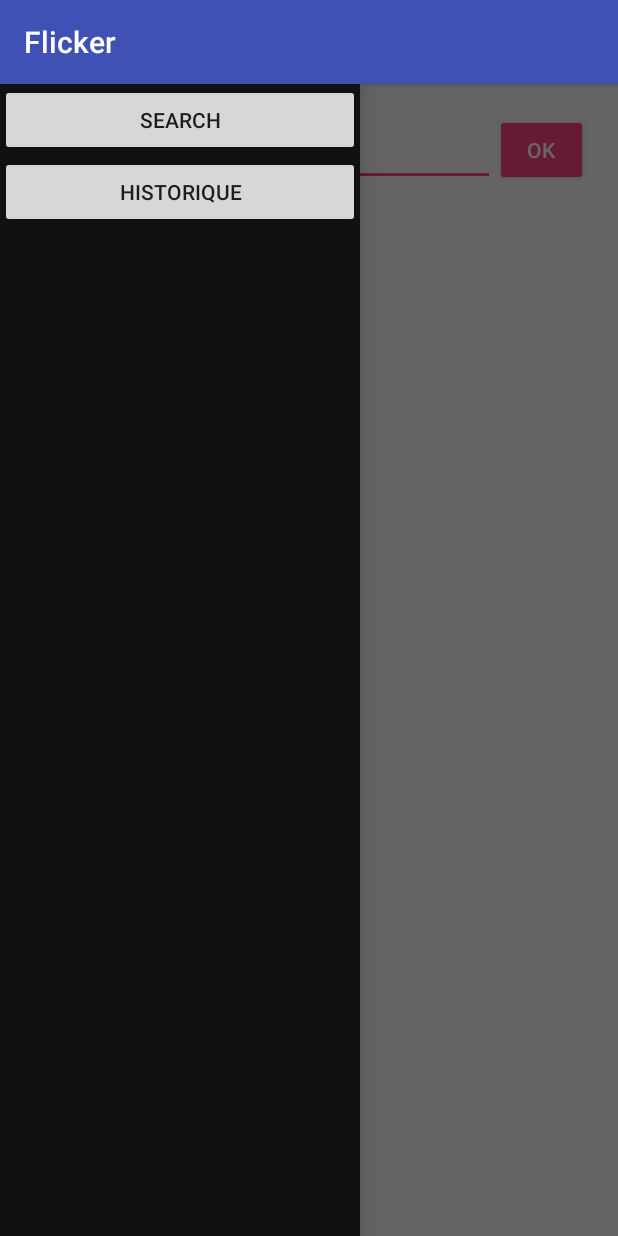
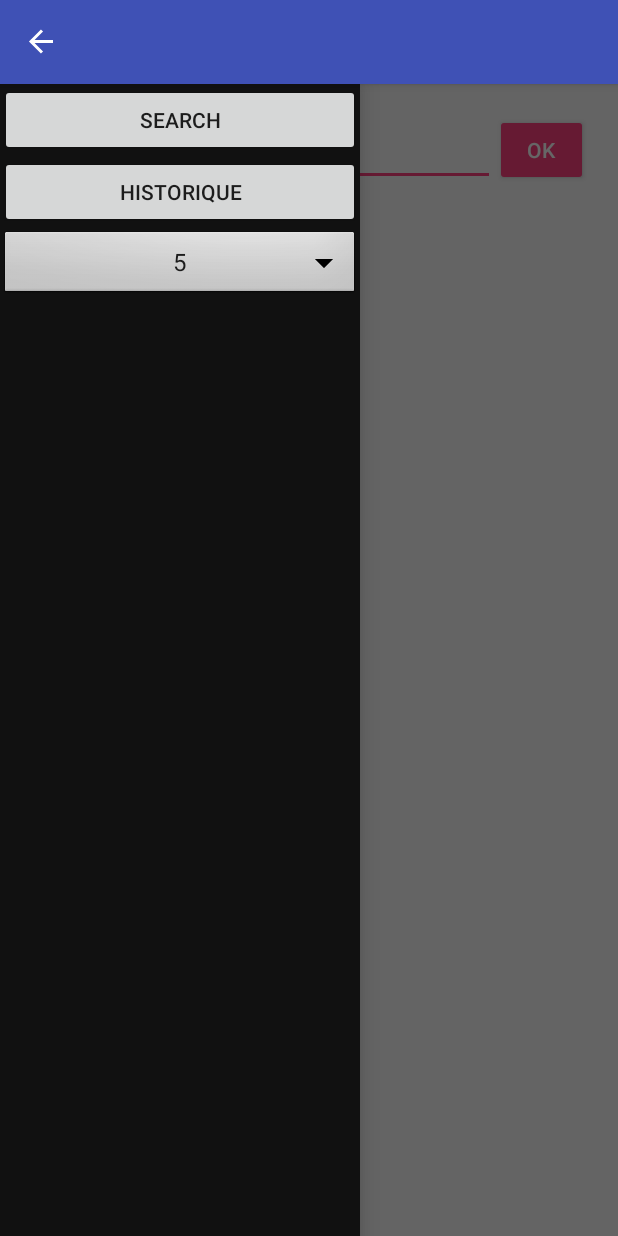
Before and after one commit to FatimaPereira/Flicker, an Android app: the screen it shows after launch (MainActivity), with the side drawer open, on a phone screen of 412 x 824 dp. Run offline under Robolectric (Android 15) with nearby library versions, the phone set to English and light mode, and no system bars; our stand-ins replace ButterKnife, Picasso; pictures from the network do not load; 2 statements that could not run were skipped.

```diff
--- a/app/src/main/java/com/pereira/fatima/flicker/MainActivity.java
+++ b/app/src/main/java/com/pereira/fatima/flicker/MainActivity.java
@@ -4,14 +4,21 @@ import android.content.ComponentName;
 import android.content.Context;
 import android.content.Intent;
 import android.content.ServiceConnection;
+import android.content.res.Configuration;
 import android.os.IBinder;
+import android.support.v4.widget.DrawerLayout;
+import android.support.v7.app.ActionBar;
+import android.support.v7.app.ActionBarDrawerToggle;
 import android.support.v7.app.AppCompatActivity;
 import android.os.Bundle;
+import android.view.MenuItem;
 import android.view.View;
 import android.widget.AdapterView;
+import android.widget.ArrayAdapter;
 import android.widget.Button;
 import android.widget.EditText;
 import android.widget.ListView;
+import android.widget.Spinner;
 import android.widget.TextView;
 
 import com.pereira.fatima.flicker.service.FlickerService;
@@ -21,6 +28,11 @@ import java.util.ArrayList;
 import java.util.List;
 
 import butterknife.BindView;
+import butterknife.ButterKnife;
+import butterknife.OnClick;
+import butterknife.OnItemClick;
+
+import static android.R.attr.button;
 
 public class MainActivity extends AppCompatActivity implements FlickerResponseListener {
 
@@ -28,18 +40,67 @@ public class MainActivity extends AppCompatActivity implements FlickerResponseLi
     FlickerAdapter flickerAdapter = new FlickerAdapter();
     List<ClassPhoto> classPhoto = new ArrayList<>();
 
-    @BindView(R.id.nav_search) Button navSearch;
-    @BindView(R.id.nav_historique) Button navHistorique;
+
+    ActionBarDrawerToggle actionBarDrawerToggle;
+
+    @BindView(R.id.drawer_layout) DrawerLayout drawerLayout;
+    @BindView(R.id.nav_search) Button btnNavSearch;
+    @BindView(R.id.nav_historique) Button btnNavHistorique;
+    @BindView(R.id.nav_spinner) Spinner btnNavSpinner;
+
+    String titleNavDrawer;
+    String titleNav;
 
     @Override
     protected void onCreate(Bundle savedInstanceState) {
         super.onCreate(savedInstanceState);
         setContentView(R.layout.activity_main);
 
+        //***** ButterKnife ********************
+        ButterKnife.bind(this);
+
+        //***** NAV TOGGLE ********************
+
+        actionBarDrawerToggle = new ActionBarDrawerToggle(
+                this,
+                drawerLayout,
+                R.string.drawer_open,
+                R.string.drawer_close) {
+
+            /** Called when a drawer has settled in a completely closed state. */
+            public void onDrawerClosed(View view) {
+                super.onDrawerClosed(view);
+                getSupportActionBar().setTitle(titleNav);
+                invalidateOptionsMenu(); // creates call to onPrepareOptionsMenu()
+            }
+
+            /** Called when a drawer has settled in a completely open state. */
+            public void onDrawerOpened(View drawerView) {
+                super.onDrawerOpened(drawerView);
+                getSupportActionBar().setTitle(titleNavDrawer);
+                invalidateOptionsMenu(); // creates call to onPrepareOptionsMenu()
+            }
+        };
+
+        // Set the drawer toggle as the DrawerListener
+        drawerLayout.setDrawerListener(actionBarDrawerToggle);
+        getSupportActionBar().setDisplayHomeAsUpEnabled(true);
+        getSupportActionBar().setHomeButtonEnabled(true);
+
+
+
+        ArrayAdapter<CharSequence> adapter = ArrayAdapter.createFromResource(
+                this,
+        R.array.number_array, android.R.layout.simple_spinner_item);
+        // Specify the layout to use when the list of choices appears
+        adapter.setDropDownViewResource(android.R.layout.simple_spinner_dropdown_item);
+        // Apply the adapter to the spinner
+        btnNavSpinner.setAdapter(adapter);
+
+
 //    flickerAdapter.classPhoto.add(new ClassPhoto("Chat","http://media.koreus.com/201409/109-insolite-34.jpg"));
 //    flickerAdapter.classPhoto.add(new ClassPhoto("Titre","http://media.koreus.com/201409/109-insolite-34.jpg"));
 //    flickerAdapter.classPhoto.add(new ClassPhoto("Titre","http://media.koreus.com/201409/109-insolite-34.jpg"));
-
 
         listView = (ListView) findViewById(R.id.list_flick);
         listView.setAdapter(flickerAdapter);
@@ -71,7 +132,6 @@ public class MainActivity extends AppCompatActivity implements FlickerResponseLi
                 //Toast.makeText(MainActivity.this, fieldSearch.getText().toString(), Toast.LENGTH_LONG).show();
             }
         });
-
 
 
     }
@@ -117,4 +177,50 @@ public class MainActivity extends AppCompatActivity implements FlickerResponseLi
     public void onPhotosReceived(List<ClassPhoto> classPhotos) {
         flickerAdapter.setClassPhoto(classPhotos);
     }
+
+
+    //***************************************************
+    //            NAVIGATION DRAWER + ButterKnife
+    //***************************************************
+    @OnClick(R.id.nav_search)
+    public void navSearch(Button btnNavSearch) {
+
+    }
+
+    @OnClick(R.id.nav_historique)
+    public void navHistorique(Button btnNavHistorique) {
+
+    }
+
+
+
+     //***************************************************
+    //            NAV TOGGLE
+    //***************************************************
+    @Override
+    protected void onPostCreate(Bundle savedInstanceState) {
+        super.onPostCreate(savedInstanceState);
+        // Sync the toggle state after onRestoreInstanceState has occurred.
+        actionBarDrawerToggle.syncState();
+    }
+
+    @Override
+    public void onConfigurationChanged(Configuration newConfig) {
+        super.onConfigurationChanged(newConfig);
+        actionBarDrawerToggle.onConfigurationChanged(newConfig);
+    }
+
+    @Override
+    public boolean onOptionsItemSelected(MenuItem item) {
+        // Pass the event to ActionBarDrawerToggle, if it returns
+        // true, then it has handled the app icon touch event
+        if (actionBarDrawerToggle.onOptionsItemSelected(item)) {
+            return true;
+        }
+        // Handle your other action bar items...
+
+        return super.onOptionsItemSelected(item);
+    }
+
+
 }
--- a/app/src/main/res/layout/activity_main.xml
+++ b/app/src/main/res/layout/activity_main.xml
@@ -71,6 +71,15 @@
              android:layout_height="wrap_content"
              android:text="Historique"/>
 
+         <Spinner
+             android:id="@+id/nav_spinner"
+             android:layout_width="fill_parent"
+             android:layout_height="wrap_content"
+             android:textAlignment="center"
+             android:paddingLeft="50dp"
+             android:background="@android:drawable/btn_dropdown"
+             android:text="Spinner"/>
+
      </LinearLayout>
 
 </android.support.v4.widget.DrawerLayout>
--- a/app/src/main/res/values/strings.xml
+++ b/app/src/main/res/values/strings.xml
@@ -1,3 +1,18 @@
 <resources>
     <string name="app_name">Flicker</string>
+    <string name="drawer_open">Nav</string>
+    <string name="drawer_close">Adieu Nav</string>
+
+    <string-array name="number_array">
+        <item>5</item>
+        <item>10</item>
+        <item>15</item>
+        <item>20</item>
+        <item>25</item>
+        <item>30</item>
+        <item>35</item>
+        <item>40</item>
+        <item>45</item>
+        <item>50</item>
+    </string-array>
 </resources>
```
